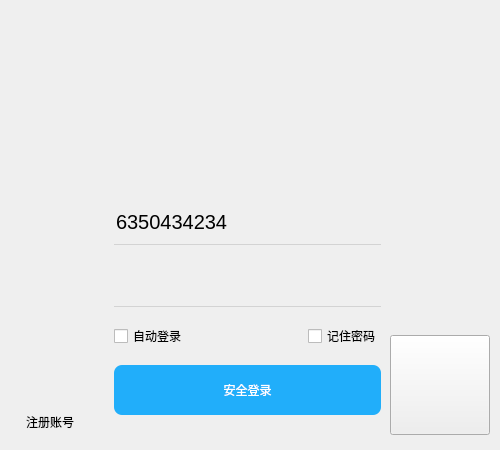
zhaojiacheng1/python, file PyQt_Demo/resource/UI/login.ui: the form before one commit.
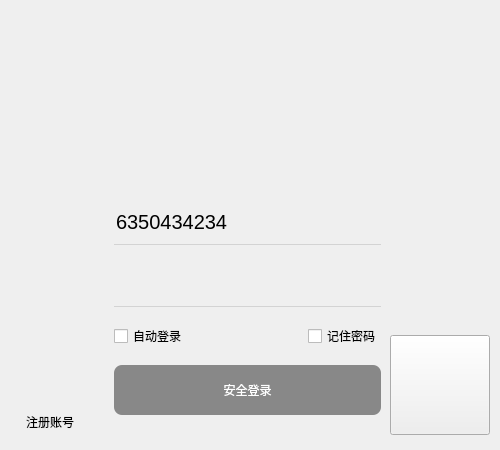
The form after the commit. Icons and pictures are not drawn.

```diff
--- a/PyQt_Demo/resource/UI/login.ui
+++ b/PyQt_Demo/resource/UI/login.ui
@@ -215,7 +215,10 @@
           </widget>
          </item>
          <item row="3" column="0" colspan="2">
-          <widget class="QPushButton" name="pushButton_3">
+          <widget class="QPushButton" name="login_btn">
+           <property name="enabled">
+            <bool>false</bool>
+           </property>
            <property name="minimumSize">
             <size>
              <width>0</width>
@@ -234,6 +237,9 @@
 }
 QPushButton:pressed {
 	background-color: rgb(85, 85, 255);
+}
+QPushButton:disabled {
+	background-color: rgb(136, 136, 136);
 }</string>
            </property>
            <property name="text">
```
Left out of the diff: 133 changed lines with no effect on the pictures.
